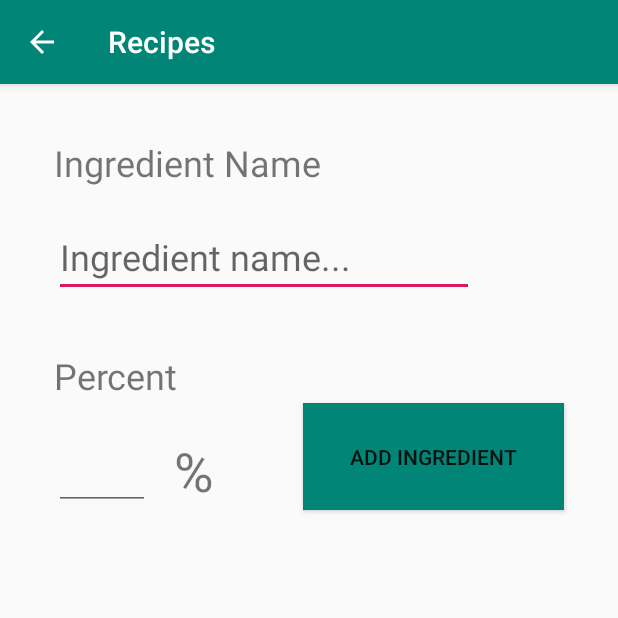
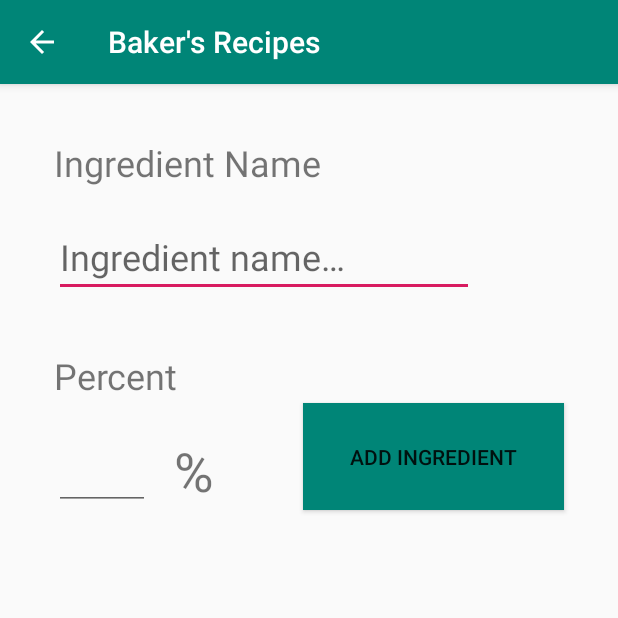
Before and after one commit to f-ale/Baker-s-Recipes, an Android app: the AddIngredientActivity screen opened directly, with no data from a screen before it, on a phone screen of 412 x 824 dp, the top half of it. Run offline under Robolectric (Android 15) with nearby library versions, the phone set to English and light mode, and no system bars; our stand-ins replace Room's generated code.

Commit message:
Uses string resoruces, limits EditText input size

```diff
--- a/app/src/main/java/com/francescoalessi/recipes/MainActivity.java
+++ b/app/src/main/java/com/francescoalessi/recipes/MainActivity.java
@@ -98,7 +98,7 @@ public class MainActivity extends AppCompatActivity implements View.OnClickListe
 
     @Override
     public void onDialogPositiveClick(DialogFragment dialog, String recipeName)
-    { // TODO: Fix this whole thing, we need to get the proper ID
+    {
         Log.d("ONDIALOG", "Recipename: " + recipeName);
         if (recipeName != null && !recipeName.equals(""))
         {
--- a/app/src/main/java/com/francescoalessi/recipes/ViewRecipeActivity.java
+++ b/app/src/main/java/com/francescoalessi/recipes/ViewRecipeActivity.java
@@ -66,7 +66,7 @@ public class ViewRecipeActivity extends AppCompatActivity
         super.onCreate(savedInstanceState);
         setContentView(R.layout.activity_view_recipe);
 
-        mTotalWeightEditText = findViewById(R.id.et_total_recipe_weight); // TODO: Update weights if total weight is changed and calculate weights button is checked
+        mTotalWeightEditText = findViewById(R.id.et_total_recipe_weight);
 
         mRecipeThumbnailImageView = findViewById(R.id.iv_recipe_thumbnail);
         mRecipeThumbnailImageView.setVisibility(View.INVISIBLE);
@@ -248,7 +248,7 @@ public class ViewRecipeActivity extends AppCompatActivity
             //start intent
             Intent intent = new Intent(context, EditRecipeActivity.class);
             intent.putExtra(MainActivity.EXTRA_RECIPE_ID, mRecipeId);
-            startActivityForResult(intent, RequestCodes.EDIT_RECIPE_REQUEST); // TODO: Change request code
+            startActivityForResult(intent, RequestCodes.EDIT_RECIPE_REQUEST);
             return true;
         }
 
--- a/app/src/main/res/layout/activity_add_ingredient.xml
+++ b/app/src/main/res/layout/activity_add_ingredient.xml
@@ -14,7 +14,7 @@
         android:ems="10"
         android:inputType="textPersonName"
         android:textSize="24sp"
-        android:hint="Ingredient name..."
+        android:hint="@string/ingredient_name_hint"
         app:layout_constraintStart_toStartOf="@+id/tv_ingredient_name"
         app:layout_constraintTop_toBottomOf="@+id/tv_ingredient_name"
         tools:text="Farina W260" />
@@ -37,7 +37,7 @@
         android:layout_height="wrap_content"
         android:layout_marginStart="36dp"
         android:layout_marginTop="36dp"
-        android:text="Ingredient Name"
+        android:text="@string/ingredient_name"
         android:textSize="24sp"
         app:layout_constraintStart_toStartOf="parent"
         app:layout_constraintTop_toTopOf="parent" />
@@ -47,7 +47,7 @@
         android:layout_width="wrap_content"
         android:layout_height="wrap_content"
         android:layout_marginTop="36dp"
-        android:text="Percent"
+        android:text="@string/percent"
         android:textSize="24sp"
         app:layout_constraintStart_toStartOf="@+id/et_ingredient_name"
         app:layout_constraintTop_toBottomOf="@+id/et_ingredient_name" />
@@ -57,7 +57,7 @@
         android:layout_width="wrap_content"
         android:layout_height="wrap_content"
         android:layout_marginStart="16dp"
-        android:text="%"
+        android:text="@string/percent_symbol"
         android:textSize="36sp"
         app:layout_constraintBottom_toBottomOf="@+id/et_ingredient_percent"
         app:layout_constraintStart_toEndOf="@+id/et_ingredient_percent"
@@ -69,7 +69,7 @@
         android:layout_height="71dp"
         android:layout_marginEnd="36dp"
         android:background="@color/colorPrimary"
-        android:text="Add Ingredient"
+        android:text="@string/add_ingredient"
         app:layout_constraintBottom_toBottomOf="@+id/et_ingredient_percent"
         app:layout_constraintEnd_toEndOf="parent" />
 
--- a/app/src/main/res/layout/dialog_new_recipe.xml
+++ b/app/src/main/res/layout/dialog_new_recipe.xml
@@ -8,7 +8,8 @@
         android:layout_height="wrap_content"
         android:layout_gravity="center"
         android:ems="10"
-        android:hint="Recipe name..."
+        android:hint="@string/recipe_name_hint"
+        android:maxLength="40"
         android:inputType="textPersonName"
         android:padding="16dp" />
 </FrameLayout>
--- a/app/src/main/res/layout/recipe_list_item.xml
+++ b/app/src/main/res/layout/recipe_list_item.xml
@@ -9,7 +9,7 @@
         android:id="@+id/iv_recipe_thumbnail"
         android:layout_width="64dp"
         android:layout_height="64dp"
-        android:contentDescription="Recipe Thumbnail"
+        android:contentDescription="@string/recipe_thumbnail_desc"
         android:src="@mipmap/ic_launcher"
         android:padding="2dp"
         android:layout_gravity="center_vertical"/>
@@ -19,6 +19,7 @@
         android:layout_width="match_parent"
         android:layout_height="wrap_content"
         android:padding="16dp"
+        android:textAppearance="@style/TextAppearance.AppCompat.Body1"
         android:textSize="26sp"
         tools:text="Pizza a Taglio" />
 
--- a/app/src/main/res/values/strings.xml
+++ b/app/src/main/res/values/strings.xml
@@ -1,3 +1,16 @@
 <resources>
-    <string name="app_name">Recipes</string>
+    <string name="app_name">Baker\'s Recipes</string>
+    <string name="ingredient_name">Ingredient Name</string>
+    <string name="percent">Percent</string>
+    <string name="percent_symbol">%</string>
+    <string name="add_ingredient">Add Ingredient</string>
+    <string name="recipe_name_hint">Recipe name…</string>
+    <string name="ingredients">Ingredients</string>
+    <string name="create_recipe">Create Recipe</string>
+    <string name="no_ingredients_yet">No ingredients yet. Add some!</string>
+    <string name="total_recipe_weight_hint">Total recipe weight…</string>
+    <string name="total_weight">Total weight:</string>
+    <string name="make_recipe">Make Recipe</string>
+    <string name="recipe_thumbnail_desc">Recipe Thumbnail</string>
+    <string name="ingredient_name_hint">Ingredient name…</string>
 </resources>
```
Also changed, not shown: app/src/main/res/layout/activity_edit_recipe.xml (+6 -5 lines), app/src/main/res/layout/activity_view_recipe.xml (+6 -5 lines).
